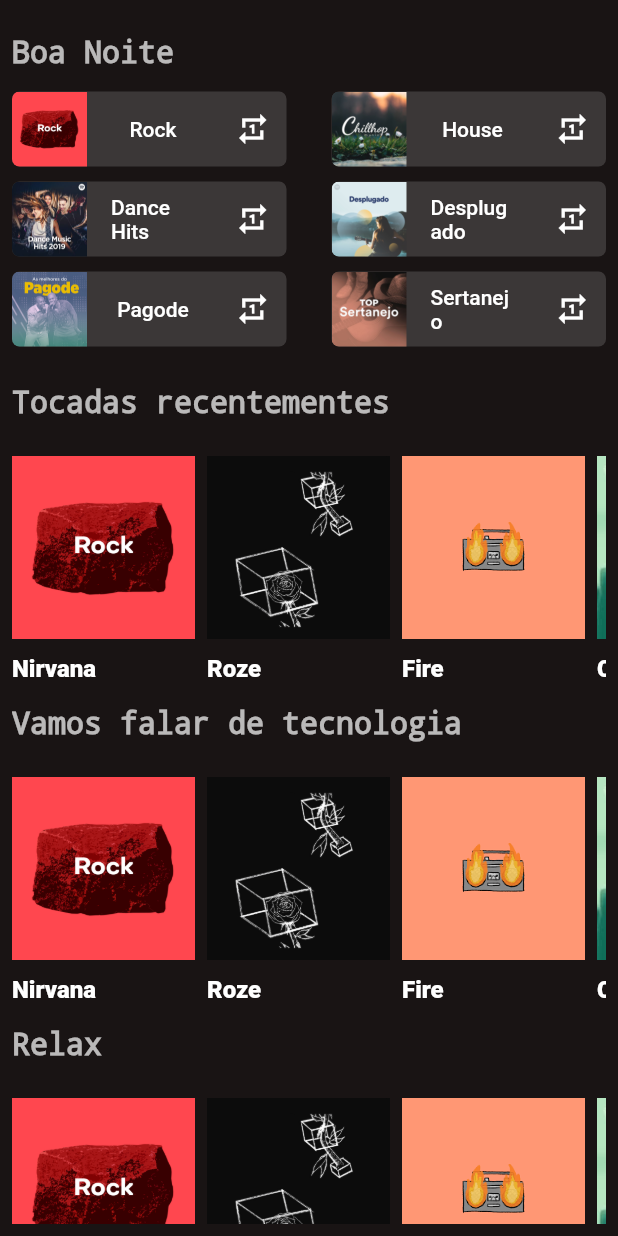
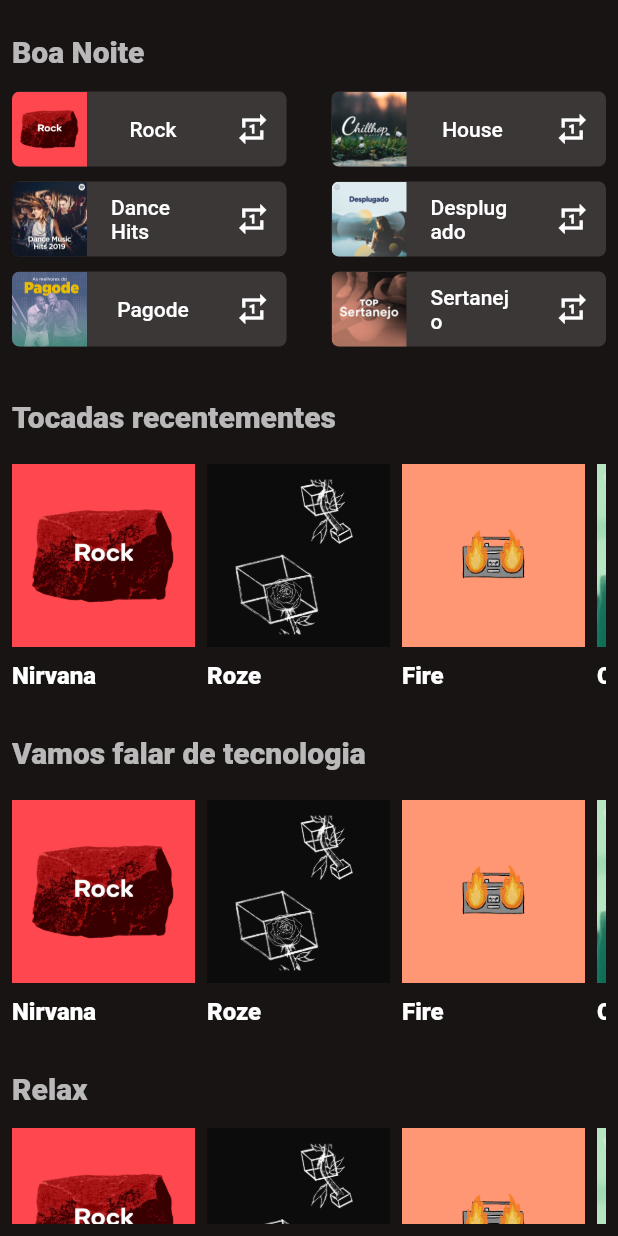
Before and after one commit to Dandy27/Spotify_app, a Flutter app: the screen it shows after launch, on a phone screen of 412 x 824 dp. Run offline on Flutter 3.47's test engine with Material 2 defaults, Android fonts, the phone set to English and light mode, and no system bars; our stand-ins replace google_fonts; Roboto replaces fonts that are missing (RobotoMono).

Commit message:
Ajustes texttheme

```diff
--- a/spotify_app/lib/components/body_text_home.dart
+++ b/spotify_app/lib/components/body_text_home.dart
@@ -1,4 +1,5 @@
 import 'package:flutter/material.dart';
+import 'package:google_fonts/google_fonts.dart';
 
 class BodyTextHome extends StatelessWidget {
   final String text;
@@ -14,15 +15,15 @@ class BodyTextHome extends StatelessWidget {
           alignment: Alignment.centerLeft,
           child: Text(
             text,
-            style: TextStyle(
-                decoration: TextDecoration.none,
-                fontSize: 20,
-                color: Colors.white70,
-                fontWeight: FontWeight.bold)
-
+            style: GoogleFonts.roboto(fontSize: 20, color: Colors.white70, decoration: TextDecoration.none)
           ),
         ),
       ),
     );
   }
 }
+//TextStyle(
+//                 decoration: TextDecoration.none,
+//                 fontSize: 20,
+//                 color: Colors.white70,
+//                 fontWeight: FontWeight.bold)
--- a/spotify_app/lib/components/header_home.dart
+++ b/spotify_app/lib/components/header_home.dart
@@ -1,4 +1,5 @@
 import 'package:flutter/material.dart';
+import 'package:google_fonts/google_fonts.dart';
 
 class HeaderHome extends StatelessWidget {
   final String text = 'Boa Noite';
@@ -12,11 +13,7 @@ class HeaderHome extends StatelessWidget {
           alignment: Alignment.centerLeft,
           child: Text(
             text,
-            style: TextStyle(
-                decoration: TextDecoration.none,
-                fontSize: 20,
-                color: Colors.white70,
-                fontWeight: FontWeight.bold),
+            style:GoogleFonts.roboto(color: Colors.white70, fontSize: 20, decoration: TextDecoration.none),
           ),
         ),
       ),
--- /dev/null
+++ b/spotify_app/lib/components/testing.dart
@@ -0,0 +1,12 @@
+import 'package:flutter/material.dart';
+import 'package:google_fonts/google_fonts.dart';
+
+class Testing extends StatelessWidget {
+  @override
+  Widget build(BuildContext context) {
+    return Container(
+      child: Text('Tocadas recentemente',style: GoogleFonts.roboto(),
+      ),
+    );
+  }
+}
--- a/spotify_app/lib/main.dart
+++ b/spotify_app/lib/main.dart
@@ -1,5 +1,4 @@
 import 'package:flutter/material.dart';
-
 import 'package:google_fonts/google_fonts.dart';
 import 'package:spotify_app/screen/base_Screen.dart';
 
@@ -15,9 +14,10 @@ class MyApp extends StatelessWidget {
       title: 'Spotify',
       debugShowCheckedModeBanner: false,
       theme: ThemeData(
+        textTheme: TextTheme(),
         primaryColor: Color(0xFF1DB954),
         accentColor: Color(0xFF191414),
-        // visualDensity: VisualDensity.adaptivePlatformDensity,
+        visualDensity: VisualDensity.adaptivePlatformDensity,
       ),
       home: BaseScreen(),
     );
--- a/spotify_app/lib/screen/base_Screen.dart
+++ b/spotify_app/lib/screen/base_Screen.dart
@@ -1,4 +1,5 @@
 import 'package:flutter/material.dart';
+import 'package:spotify_app/components/testing.dart';
 import 'package:spotify_app/screen/splash_screen.dart';
 
 import 'home_screen.dart';
@@ -12,6 +13,7 @@ class BaseScreen extends StatelessWidget {
         // SplashScreen(),
         // LoginScreen(),
         HomeScreen(),
+        // Testing(),
       ],
     );
   }
--- a/spotify_app/lib/screen/home_screen.dart
+++ b/spotify_app/lib/screen/home_screen.dart
@@ -60,11 +60,11 @@ class HomeScreen extends StatelessWidget {
                   ],
                 ),
                 SizedBox(
-                  height: 10,
+                  height: 20,
                 ),
                 BodyTextHome(text: 'Tocadas recentementes',),
                 SizedBox(
-                  height: 10,
+                  height: 5,
                 ),
                 SingleChildScrollView(
                   scrollDirection: Axis.horizontal,
@@ -102,15 +102,15 @@ class HomeScreen extends StatelessWidget {
                         imageMediun: Image.asset('images/desplugado.png'),
                         textMediun: 'Desplugado',
                       ),
-                      SizedBox(
-                        height: 15,
-                      ),
                     ],
                   ),
                 ),
+                SizedBox(
+                  height: 15,
+                ),
                 BodyTextHome(text: 'Vamos falar de tecnologia',),
                 SizedBox(
-                  height: 10,
+                  height: 5,
                 ),
                 SingleChildScrollView(
                   scrollDirection: Axis.horizontal,
@@ -148,16 +148,13 @@ class HomeScreen extends StatelessWidget {
                         imageMediun: Image.asset('images/desplugado.png'),
                         textMediun: 'Desplugado',
                       ),
-                      SizedBox(
-                        height: 15,
-                      ),
                     ],
                   ),
                 ),
+                SizedBox(
+                  height: 15,
+                ),
                 BodyTextHome(text: 'Relax',),
-                SizedBox(
-                  height: 10,
-                ),
                 SingleChildScrollView(
                   scrollDirection: Axis.horizontal,
                   child: Row(
```
